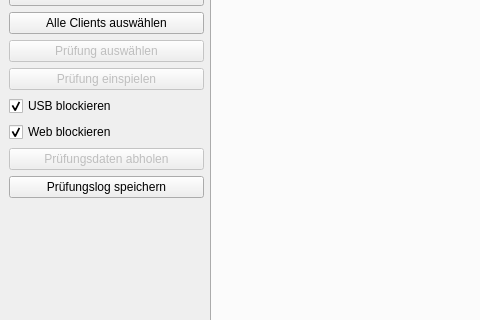
greenorca/ECMan, file ui/Ui_MainWindow.ui: the form before one commit; both pictures show x 0 to 480 and y 90 to 410 of the 865 by 587 pixel window.
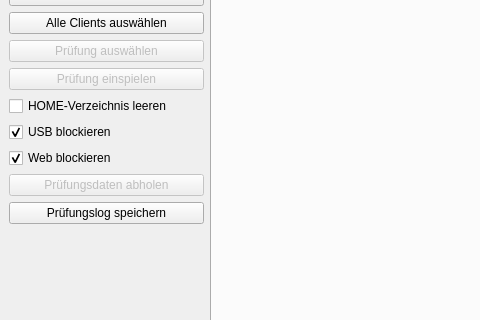
The form after the commit. Icons and pictures are not drawn.

The edit to the form file:
```diff
--- a/ui/Ui_MainWindow.ui
+++ b/ui/Ui_MainWindow.ui
@@ -108,6 +108,16 @@
         </property>
        </widget>
       </item>
+      <item>
+       <widget class="QCheckBox" name="checkBoxWipeHomedir">
+        <property name="toolTip">
+         <string extracomment="löscht alle Nicht-Systemdaten aus dem Benutzerverzeichnis"/>
+        </property>
+        <property name="text">
+         <string>HOME-Verzeichnis leeren</string>
+        </property>
+       </widget>
+      </item>
       <item>
        <widget class="QCheckBox" name="checkBoxBlockUsb">
         <property name="text">
```
